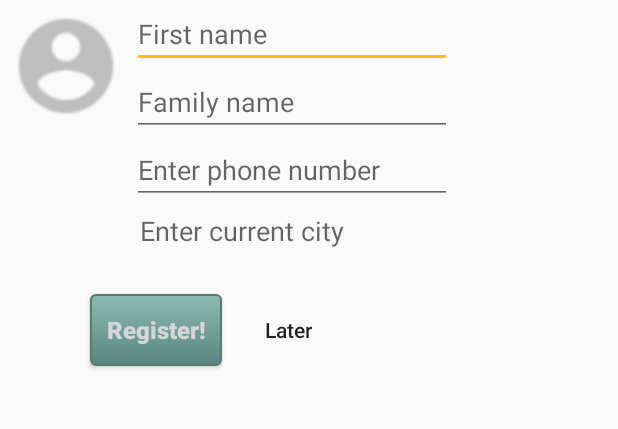
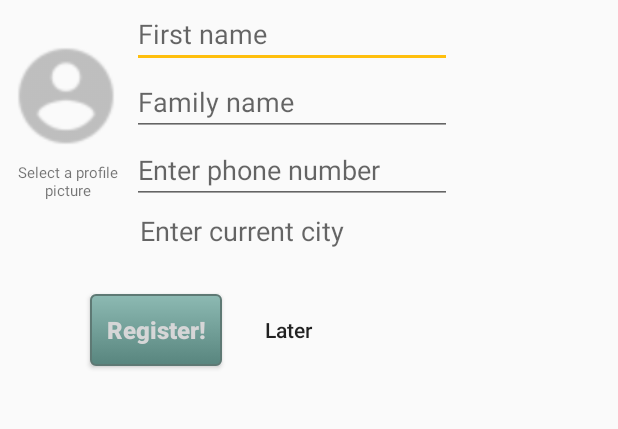
Before and after one commit to aalloul/Packets, an Android app: the screen it shows after launch (MainActivity), on a phone screen of 412 x 824 dp, the part 185-614 px from its top. Run offline under Robolectric (Android 15) with nearby library versions, the phone set to English and light mode, and no system bars.

Commit message:
Added support for getting photos from gallery

```diff
--- a/app/src/main/AndroidManifest.xml
+++ b/app/src/main/AndroidManifest.xml
@@ -40,7 +40,6 @@
             android:label="@string/mainActivity">
             <intent-filter>
                 <action android:name="android.intent.action.MAIN" />
-
                 <category android:name="android.intent.category.LAUNCHER" />
             </intent-filter>
         </activity>
--- a/app/src/main/java/com/example/aalloul/packets/ConfirmPublish.java
+++ b/app/src/main/java/com/example/aalloul/packets/ConfirmPublish.java
@@ -61,7 +61,7 @@ public class ConfirmPublish extends Fragment {
     public static ConfirmPublish newInstance(HashMap<String, String> pers_details,
                                              HashMap<String, String> trip_details) {
         ConfirmPublish fragment = new ConfirmPublish();
-        Log.i(LOG_TAG, "newInstance - pers_details = " + pers_details.toString());
+//        Log.i(LOG_TAG, "newInstance - pers_details = " + pers_details.toString());
         Bundle args = new Bundle();
         args.putSerializable(ARG_PERSONAL_DETAILS, pers_details);
         args.putSerializable(ARG_TRIP_DETAILS, trip_details);
@@ -103,7 +103,7 @@ public class ConfirmPublish extends Fragment {
         user_picture = (ImageButton) view.findViewById(R.id.confirm_user_picture);
 
         if (!mpers_details.get(getString(R.string.saved_user_firstname)).equals("")) {
-            Log.i(LOG_TAG, "onCreateView - mpers_details = "+mpers_details.toString());
+//            Log.i(LOG_TAG, "onCreateView - mpers_details = "+mpers_details.toString());
             confirm_please.setText(getString(R.string.please_register));
             firstname_edit.setText(mpers_details.get(getString(R.string.saved_user_firstname)));
             surname_edit.setText(mpers_details.get(getString(R.string.saved_user_surname)));
@@ -158,7 +158,7 @@ public class ConfirmPublish extends Fragment {
         out.put(getString(R.string.user_comment), comment_user.getText().toString());
         out.put(getString(R.string.saved_user_picture), user_picture_string);
         out.putAll(mtrip_details);
-        Log.i(LOG_TAG, "getAllDetails - out" + out.toString());
+//        Log.i(LOG_TAG, "getAllDetails - out" + out.toString());
         return out;
     }
 
--- a/app/src/main/java/com/example/aalloul/packets/RegistrationFragment.java
+++ b/app/src/main/java/com/example/aalloul/packets/RegistrationFragment.java
@@ -23,10 +23,10 @@ import java.util.HashMap;
 
 public class RegistrationFragment extends Fragment {
     private final static String LOG_TAG = RegistrationFragment.class.getSimpleName();
-    private ImageButton picture;
+    private ImageButton picture_ui;
     private String picture_bitmap;
     private EditText firstname_ui, surname_ui, phone_number_ui;
-    private TextView location_ui;
+    private TextView location_ui, caption_user_picture;
     private String firstname, surname, phone_number, location;
     private Button registerMe, registerLater;
     private HashMap<String, String> user_detailed_location = new HashMap<>();
@@ -56,8 +56,11 @@ public class RegistrationFragment extends Fragment {
         View view = inflater.inflate(R.layout.fragment_registration_page, container, false);
 
         // User picture
-        picture = (ImageButton) view.findViewById(R.id.user_picture);
-        picture.setOnClickListener(new View.OnClickListener() {
+        picture_ui = (ImageButton) view.findViewById(R.id.user_picture);
+        if (picture_bitmap != null) picture_ui.setImageBitmap(
+                Utilities.StringToBitMap(picture_bitmap));
+
+        picture_ui.setOnClickListener(new View.OnClickListener() {
             @Override
             public void onClick(View v) {
                 mListener.onUserPicturePressed();
@@ -99,6 +102,9 @@ public class RegistrationFragment extends Fragment {
             }
         });
 
+        // Text to encourage selecting a profile picture
+        caption_user_picture = (TextView) view.findViewById(R.id.caption_user_picture);
+
         Log.i(LOG_TAG, "onCreateView - Exit");
         return view;
     }
@@ -107,10 +113,14 @@ public class RegistrationFragment extends Fragment {
     public void setUserPicture(Bitmap imageBitmap) {
         Log.i(LOG_TAG, "setUserPicture - enter");
         picture_bitmap = Utilities.BitMapToString(imageBitmap);
-        Log.i(LOG_TAG, "setUserPicture picture_bitmap = " + picture_bitmap);
-        picture.setImageBitmap(imageBitmap);
+//        Log.i(LOG_TAG, "setUserPicture picture_ui_bitmap = " + picture_bitmap);
+        picture_ui.setImageBitmap(imageBitmap);
     }
 
+
+    public void unsetCaption_user_picture() {
+        caption_user_picture.setText("");
+    }
 
     public void setFirstname(String firstname) {
         this.firstname = firstname;
--- a/app/src/main/res/layout/fragment_registration_page.xml
+++ b/app/src/main/res/layout/fragment_registration_page.xml
@@ -35,8 +35,25 @@
             android:layout_below="@+id/welcome_text"
             android:scaleX="1.5"
             android:scaleY="1.5"
-            android:layout_margin="20dp"
-            android:background="@drawable/backgroundstate" />
+            android:background="@drawable/backgroundstate"
+            android:layout_marginTop="40dp"
+            android:layout_marginRight="20dp"
+            android:layout_marginLeft="20dp"
+            android:contentDescription="user_profile_picture" />
+
+        <TextView
+            android:text="@string/add_profile_picture"
+            android:layout_height="wrap_content"
+            android:id="@+id/caption_user_picture"
+            android:layout_below="@+id/user_picture"
+            android:layout_marginTop="20dp"
+            android:textSize="10sp"
+            android:inputType="textMultiLine"
+            android:textIsSelectable="false"
+            android:singleLine="false"
+            android:layout_width="70dp"
+            android:layout_marginLeft="10dp"
+            android:gravity="center" />
 
         <TextView
             android:layout_width="match_parent"
--- a/app/src/main/res/values/strings.xml
+++ b/app/src/main/res/values/strings.xml
@@ -58,6 +58,12 @@
         you where you would like tomeet the sender/receiver? When do you want to deliver the package?
     ... any other relevant information</string>
 
+    <string name="add_profile_picture">Select a profile picture</string>
+
+    <string-array name="camera_or_gallery">
+        <item>From Gallery</item> <item>New Selfie</item>
+    </string-array>
+    <string name="choose_gallery_or_camera">Choose from Gallery or Picture?</string>
     <!-- ~~ ~~ ~~ ~~ ~~ ~~ ~~ ~~ ~~ ~~ ~~ ~~ ~~ ~~ ~~ ~~ ~~ ~~ ~~ ~~ ~~ ~~ ~~ ~~ ~~ ~~ ~~ ~~ ~~  -->
     <!--                       Parameters that don't need to be localized                        -->
     <!-- ~~ ~~ ~~ ~~ ~~ ~~ ~~ ~~ ~~ ~~ ~~ ~~ ~~ ~~ ~~ ~~ ~~ ~~ ~~ ~~ ~~ ~~ ~~ ~~ ~~ ~~ ~~ ~~ ~~  -->
```
Also changed, not shown: app/src/main/java/com/example/aalloul/packets/CameraOrGalleryDialog.java (added, +52 -0 lines), app/src/main/java/com/example/aalloul/packets/MainActivity.java (+121 -22 lines).
